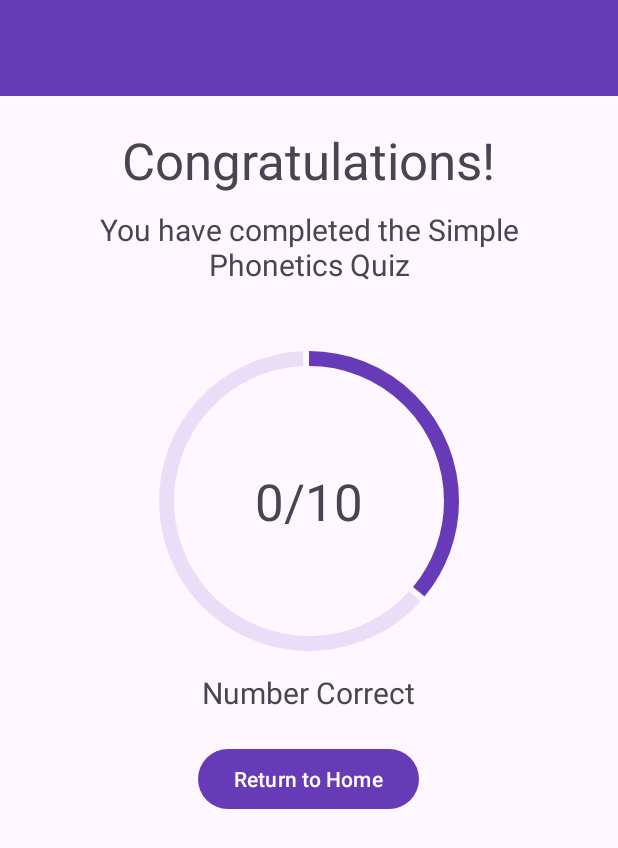
After one commit to begordy/LinguaApp, an Android app built with Jetpack Compose: the QuizResult screen opened through its navigation route, on a phone screen of 412 x 824 dp. The commit adds this screen. Shown: the top 848 px of the screen. Run offline under Robolectric (Android 15) with nearby library versions, the phone set to English and light mode, and no system bars; libraries missing offline, so code that uses them is left out: androidx.compose.ui.

Commit message:
created question and quiz result screens and created nav graph actions

```diff
--- a/app/build.gradle.kts
+++ b/app/build.gradle.kts
@@ -50,5 +50,5 @@ dependencies {
     androidTestImplementation(libs.androidx.junit)
     androidTestImplementation(libs.androidx.espresso.core)
     implementation(libs.androidx.preference)
-
+    implementation("com.google.android.material:material:1.12.0")
 }
--- /dev/null
+++ b/app/src/main/java/com/cs407/lingua/QuizResult.kt
@@ -0,0 +1,59 @@
+package com.cs407.lingua
+
+import android.os.Bundle
+import androidx.fragment.app.Fragment
+import android.view.LayoutInflater
+import android.view.View
+import android.view.ViewGroup
+
+// TODO: Rename parameter arguments, choose names that match
+// the fragment initialization parameters, e.g. ARG_ITEM_NUMBER
+private const val ARG_PARAM1 = "param1"
+private const val ARG_PARAM2 = "param2"
+
+/**
+ * A simple [Fragment] subclass.
+ * Use the [QuizResult.newInstance] factory method to
+ * create an instance of this fragment.
+ */
+class QuizResult : Fragment() {
+    // TODO: Rename and change types of parameters
+    private var param1: String? = null
+    private var param2: String? = null
+
+    override fun onCreate(savedInstanceState: Bundle?) {
+        super.onCreate(savedInstanceState)
+        arguments?.let {
+            param1 = it.getString(ARG_PARAM1)
+            param2 = it.getString(ARG_PARAM2)
+        }
+    }
+
+    override fun onCreateView(
+        inflater: LayoutInflater, container: ViewGroup?,
+        savedInstanceState: Bundle?
+    ): View? {
+        // Inflate the layout for this fragment
+        return inflater.inflate(R.layout.fragment_quiz_result, container, false)
+    }
+
+    companion object {
+        /**
+         * Use this factory method to create a new instance of
+         * this fragment using the provided parameters.
+         *
+         * @param param1 Parameter 1.
+         * @param param2 Parameter 2.
+         * @return A new instance of fragment QuizResult.
+         */
+        // TODO: Rename and change types and number of parameters
+        @JvmStatic
+        fun newInstance(param1: String, param2: String) =
+            QuizResult().apply {
+                arguments = Bundle().apply {
+                    putString(ARG_PARAM1, param1)
+                    putString(ARG_PARAM2, param2)
+                }
+            }
+    }
+}
--- /dev/null
+++ b/app/src/main/res/layout/fragment_quiz_result.xml
@@ -0,0 +1,87 @@
+<?xml version="1.0" encoding="utf-8"?>
+<LinearLayout xmlns:android="http://schemas.android.com/apk/res/android"
+    xmlns:app="http://schemas.android.com/apk/res-auto"
+    xmlns:tools="http://schemas.android.com/tools"
+    android:layout_width="match_parent"
+    android:layout_height="match_parent"
+    android:orientation="vertical"
+    tools:context=".QuizResult">
+
+    <androidx.appcompat.widget.Toolbar
+        android:id="@+id/toolbar6"
+        android:layout_width="match_parent"
+        android:layout_height="wrap_content"
+        android:background="?attr/colorPrimary"
+        android:minHeight="?attr/actionBarSize"
+        android:theme="?attr/actionBarTheme" />
+
+    <TextView
+        android:id="@+id/congratsText"
+        android:layout_width="wrap_content"
+        android:layout_height="wrap_content"
+        android:layout_gravity="center_horizontal"
+        android:layout_marginTop="20dp"
+        android:text="Congratulations!"
+        android:textSize="34sp" />
+
+    <TextView
+        android:id="@+id/completeText"
+        android:layout_width="wrap_content"
+        android:layout_height="wrap_content"
+        android:layout_gravity="center_horizontal"
+        android:layout_marginLeft="20sp"
+        android:layout_marginTop="10dp"
+        android:layout_marginRight="20sp"
+        android:text="You have completed the Simple Phonetics Quiz"
+        android:textAlignment="center"
+        android:textSize="20sp" />
+
+    <RelativeLayout
+        android:id="@+id/numCorrectIndicator"
+        android:layout_width="wrap_content"
+        android:layout_height="wrap_content"
+        android:layout_gravity="center_horizontal"
+        android:layout_marginTop="40dp">
+
+        <com.google.android.material.progressindicator.CircularProgressIndicator
+            android:layout_width="wrap_content"
+            android:layout_height="wrap_content"
+            android:layout_gravity="center_horizontal"
+            android:indeterminate="false"
+            android:progress="36"
+            app:indicatorSize="200dp"
+            app:trackCornerRadius="0dp"
+            app:trackThickness="10dp">
+
+        </com.google.android.material.progressindicator.CircularProgressIndicator>
+
+        <TextView
+            android:id="@+id/correctText"
+            android:layout_width="wrap_content"
+            android:layout_height="wrap_content"
+            android:layout_alignParentEnd="false"
+            android:layout_alignParentBottom="false"
+            android:layout_centerInParent="true"
+            android:text="0/10"
+            android:textSize="34sp" />
+
+    </RelativeLayout>
+
+    <TextView
+        android:id="@+id/numCorrectText"
+        android:layout_width="wrap_content"
+        android:layout_height="wrap_content"
+        android:layout_gravity="center_horizontal"
+        android:layout_marginTop="10dp"
+        android:text="Number Correct"
+        android:textSize="20sp" />
+
+    <Button
+        android:id="@+id/homeButton"
+        android:layout_width="wrap_content"
+        android:layout_height="wrap_content"
+        android:layout_gravity="center_horizontal"
+        android:layout_marginTop="20dp"
+        android:text="Return to Home" />
+
+</LinearLayout>
--- a/app/src/main/res/navigation/nav_graph.xml
+++ b/app/src/main/res/navigation/nav_graph.xml
@@ -150,6 +150,12 @@
         <argument
             android:name="optionList"
             app:argType="string[]" />
+        <action
+            android:id="@+id/fillBlank_to_questionResult"
+            app:destination="@id/questionResult" />
+        <action
+            android:id="@+id/fillBlank_to_quizResult"
+            app:destination="@id/quizResult" />
     </fragment>
     <fragment
         android:id="@+id/syntaxAdvancedQuestion"
@@ -165,6 +171,12 @@
         <argument
             android:name="optionList"
             app:argType="string[]" />
+        <action
+            android:id="@+id/syntax_to_questionResult"
+            app:destination="@id/questionResult" />
+        <action
+            android:id="@+id/syntax_to_quizResult"
+            app:destination="@id/quizResult" />
     </fragment>
     <fragment
         android:id="@+id/syntaxSimpleQuestion"
@@ -199,5 +211,35 @@
         <argument
             android:name="optionList"
             app:argType="string[]" />
+        <action
+            android:id="@+id/MCQuestion_to_questionResult"
+            app:destination="@id/questionResult" />
+        <action
+            android:id="@+id/MCQuestion_to_quizResult"
+            app:destination="@id/quizResult" />
+    </fragment>
+    <fragment
+        android:id="@+id/questionResult"
+        android:name="com.cs407.lingua.QuestionResult"
+        android:label="fragment_question_result"
+        tools:layout="@layout/fragment_question_result" >
+        <action
+            android:id="@+id/questionResult_to_MCQuestion"
+            app:destination="@id/MCQuestion" />
+        <action
+            android:id="@+id/questionResult_to_fillBlankQuestion"
+            app:destination="@id/fillBlankQuestion" />
+        <action
+            android:id="@+id/questionResult_to_syntax"
+            app:destination="@id/syntaxAdvancedQuestion" />
+    </fragment>
+    <fragment
+        android:id="@+id/quizResult"
+        android:name="com.cs407.lingua.QuizResult"
+        android:label="fragment_quiz_result"
+        tools:layout="@layout/fragment_quiz_result" >
+        <action
+            android:id="@+id/quizResult_to_homePage"
+            app:destination="@id/homePage" />
     </fragment>
 </navigation>
```
Also changed, not shown: app/src/main/java/com/cs407/lingua/QuestionResult.kt (added, +59 -0 lines), app/src/main/res/layout/fragment_question_result.xml (added, +83 -0 lines), app/src/main/res/drawable/green_check.png (added).
